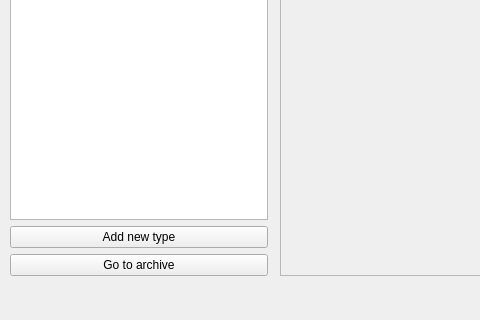
Old version of the form Lab_2_NotesApp/Lab2_NotesApp/mainwindow.ui in the repository AllueXD/OOOP_labs; both pictures show x 0 to 480 and y 274 to 594 of the 803 by 594 pixel window.
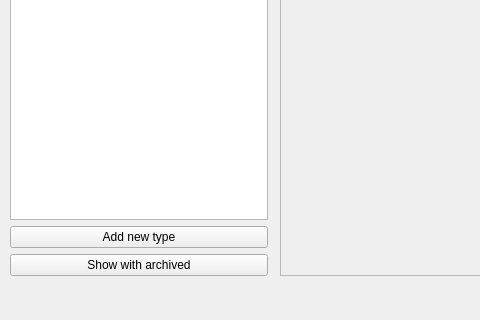
New version of the form.

Commit message: load notes, archive, menu bar, sort implemented

Diff of the .ui file:
```diff
--- a/Lab_2_NotesApp/Lab2_NotesApp/mainwindow.ui
+++ b/Lab_2_NotesApp/Lab2_NotesApp/mainwindow.ui
@@ -51,7 +51,7 @@
      <item>
       <widget class="QPushButton" name="archive">
        <property name="text">
-        <string>Go to archive</string>
+        <string>Show with archived</string>
        </property>
       </widget>
      </item>
```
Left out of the diff: 6 changed lines with no effect on the pictures. The commit also changes 13 other files.
